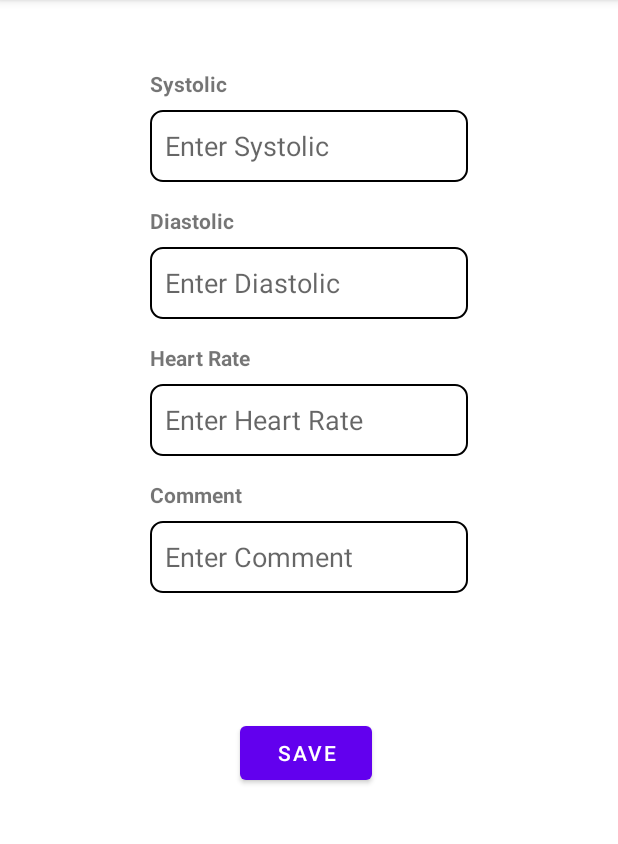
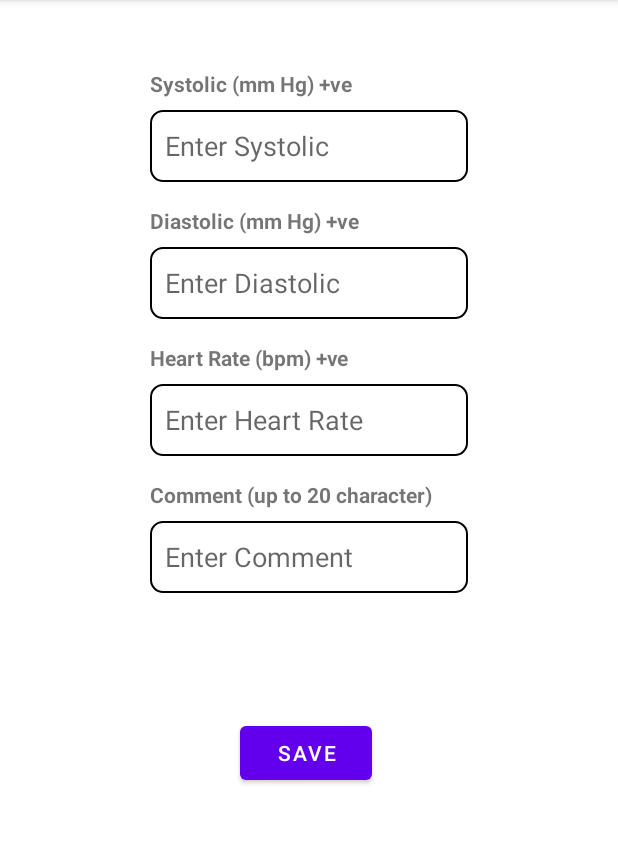
Before and after one commit to abdulla30r/CardiacRecorder, an Android app: the Edit screen opened directly, with no data from a screen before it, on a phone screen of 412 x 824 dp, the part 84-928 px from its top. Run offline under Robolectric (Android 15) with nearby library versions, the phone set to English and light mode, and no system bars; our stand-ins replace Firebase (no records; nobody signed in at launch, a user with empty details on screens opened directly).

Commit message:
image added

```diff
--- a/app/src/main/res/layout/activity_edit.xml
+++ b/app/src/main/res/layout/activity_edit.xml
@@ -15,7 +15,7 @@
         android:layout_width="wrap_content"
         android:layout_height="wrap_content"
         android:layout_marginTop="16dp"
-        android:text="Systolic"
+        android:text="Systolic (mm Hg) +ve"
         android:textStyle="bold"
         app:layout_constraintEnd_toEndOf="parent"
         app:layout_constraintHorizontal_bias="0.0"
@@ -43,7 +43,7 @@
         android:layout_width="wrap_content"
         android:layout_height="wrap_content"
         android:layout_marginTop="16dp"
-        android:text="Diastolic"
+        android:text="Diastolic (mm Hg) +ve"
         android:textStyle="bold"
         app:layout_constraintEnd_toEndOf="parent"
         app:layout_constraintHorizontal_bias="0.0"
@@ -71,7 +71,7 @@
         android:layout_width="wrap_content"
         android:layout_height="wrap_content"
         android:layout_marginTop="16dp"
-        android:text="Heart Rate"
+        android:text="Heart Rate (bpm) +ve"
         android:textStyle="bold"
         app:layout_constraintEnd_toEndOf="parent"
         app:layout_constraintHorizontal_bias="0.0"
@@ -99,7 +99,7 @@
         android:layout_width="wrap_content"
         android:layout_height="wrap_content"
         android:layout_marginTop="16dp"
-        android:text="Comment"
+        android:text="Comment (up to 20 character)"
         android:textStyle="bold"
         app:layout_constraintEnd_toEndOf="parent"
         app:layout_constraintHorizontal_bias="0.0"
```
Also changed, not shown: app/src/main/java/com/example/cardiacrecorder/Edit.java (+33 -5 lines).
